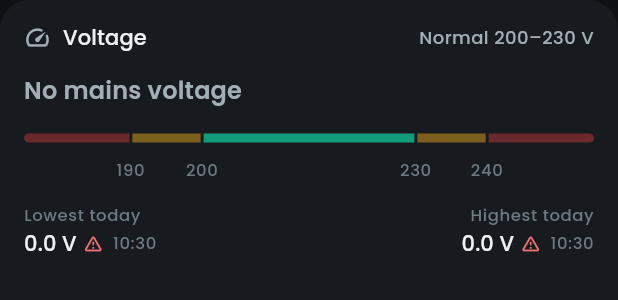
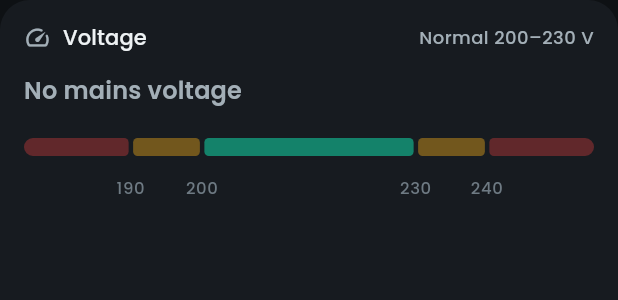
Before and after one commit to FOXSPEED99/BleuLand-Smart-Energy-Meter, a Flutter app: the VoltageCard widget shown alone on an empty page, opened directly with empty values, on a phone screen of 412 x 824 dp. Shown: the top 300 px of the screen. Run offline on Flutter 3.47's test engine with Material 3 defaults, Android fonts, the phone set to English and light mode, and no system bars; our stand-ins replace fl_chart, flutter_riverpod, go_router, shared_preferences, supabase_flutter; missing offline and left inert: esp_provisioning_ble, mobile_scanner, universal_ble; accounts and stored records are empty.

Commit message:
App: simpler voltage card, no lowest/highest, bolder bar
Fox: too many numbers, people won't know where to look.
- lowest/highest today removed from the card
- the bar is twice as thick with rounded ends; the zone the live value
  is in is bright and the others dimmed, so the eye goes straight to it
- a bigger dot with a soft shadow, and a little more space above the bar

Co-Authored-By: Claude Opus 5.5 <noreply@anthropic.com>
Claude-Session: https://claude.ai/code/session_01NsT6JB7eLs6ZCwZyGvDf38

```diff
--- a/Bleu-Land/Smart-Energy-Meter/BleuLand-Energy-App/lib/features/home/voltage_card.dart
+++ b/Bleu-Land/Smart-Energy-Meter/BleuLand-Energy-App/lib/features/home/voltage_card.dart
@@ -4,15 +4,13 @@ import 'package:flutter/material.dart';
 import 'package:intl/intl.dart';
 
 import '../../core/config.dart';
-import '../../core/format.dart';
 import '../../core/levels.dart';
 import '../../data/models.dart';
 import '../../theme/tokens.dart';
 import '../../widgets/ui.dart';
 
 /// Mains voltage: live value on a scale with the home's normal range, a
-/// plain-words status, and today's lowest and highest. The range itself is
-/// changed in Settings.
+/// plain-words status. The range itself is changed in Settings.
 class VoltageCard extends StatefulWidget {
   const VoltageCard({super.key, required this.reading, required this.meter});
   final LiveReading? reading;
@@ -49,7 +47,6 @@ class _VoltageCardState extends State<VoltageCard> {
     final status = v == null
         ? null
         : voltStatus(v, min: m.voltMin, max: m.voltMax);
-    final today = r.voltToday(now);
 
     return Padding(
       padding: const EdgeInsets.only(bottom: S.md),
@@ -100,7 +97,7 @@ class _VoltageCardState extends State<VoltageCard> {
                 if (status != null) _StatusChip(status: status),
               ],
             ),
-            const SizedBox(height: S.md),
+            const SizedBox(height: S.lg),
             _VoltScale(min: m.voltMin, max: m.voltMax, value: v),
             if (status?.advice != null) ...[
               const SizedBox(height: S.md),
@@ -125,26 +122,6 @@ class _VoltageCardState extends State<VoltageCard> {
                 ),
               ),
             ],
-            const SizedBox(height: S.md),
-            // lowest on the left edge, highest on the right edge
-            Row(
-              mainAxisAlignment: MainAxisAlignment.spaceBetween,
-              children: [
-                _DayStat(
-                  label: 'Lowest today',
-                  v: today?.min,
-                  at: today?.minAt,
-                  m: m,
-                ),
-                _DayStat(
-                  label: 'Highest today',
-                  v: today?.max,
-                  at: today?.maxAt,
-                  m: m,
-                  end: true,
-                ),
-              ],
-            ),
           ],
         ),
       ),
@@ -199,68 +176,31 @@ class _StatusChip extends StatelessWidget {
   }
 }
 
-class _DayStat extends StatelessWidget {
-  const _DayStat({
-    required this.label,
-    required this.v,
-    required this.at,
-    required this.m,
-    this.end = false,
-  });
-  final String label;
-  final bool end; // right-aligned
-  final double? v;
-  final DateTime? at;
-  final Meter m;
-
-  @override
-  Widget build(BuildContext context) {
-    final t = Theme.of(context).textTheme;
-    final value = v;
-    final s = value == null
-        ? null
-        : voltStatus(value, min: m.voltMin, max: m.voltMax);
-    return Column(
-      crossAxisAlignment: end
-          ? CrossAxisAlignment.end
-          : CrossAxisAlignment.start,
-      children: [
-        Text(label, style: t.labelSmall?.copyWith(color: C.text3)),
-        const SizedBox(height: 2),
-        Row(
-          mainAxisSize: MainAxisSize.min,
-          children: [
-            Text(value == null ? '–' : fmtVolts(value), style: t.titleSmall),
-            if (s != null && s != VoltStatus.normal) ...[
-              const SizedBox(width: 4),
-              Icon(Icons.warning_amber_rounded, size: 14, color: _color(s)),
-            ],
-            if (at != null) ...[
-              const SizedBox(width: 6),
-              Text(
-                DateFormat('HH:mm').format(at!),
-                style: t.labelSmall?.copyWith(color: C.text3),
-              ),
-            ],
-          ],
-        ),
-      ],
-    );
-  }
-}
-
-/// A horizontal scale: serious | a little low | normal | a little high | serious,
-/// with the live value as a dot.
+/// A horizontal scale: serious | a little low | normal | a little high | serious.
+/// The zone the live value is in is drawn bright, the others dimmed, with the
+/// value as a dot that glides along it.
 class _VoltScale extends StatelessWidget {
   const _VoltScale({required this.min, required this.max, this.value});
   final double min, max;
   final double? value;
+
+  static const _bar = 12.0, _dot = 22.0;
 
   @override
   Widget build(BuildContext context) {
     final lo = min - voltSeriousMargin * 2.5,
         hi = max + voltSeriousMargin * 2.5;
     final t = Theme.of(context).textTheme;
+    final v = value;
+    final zone = v == null
+        ? null
+        : switch (voltStatus(v, min: min, max: max)) {
+            VoltStatus.lowSerious => 0,
+            VoltStatus.lowMild => 1,
+            VoltStatus.normal => 2,
+            VoltStatus.highMild => 3,
+            VoltStatus.highSerious => 4,
+          };
     return LayoutBuilder(
       builder: (context, box) {
         double x(double v) =>
@@ -268,7 +208,7 @@ class _VoltScale extends StatelessWidget {
         Widget label(double v) => Positioned(
           left: x(v) - 20,
           width: 40,
-          top: 22,
+          top: _dot + S.sm,
           child: Text(
             '${v.round()}',
             textAlign: TextAlign.center,
@@ -276,29 +216,40 @@ class _VoltScale extends StatelessWidget {
           ),
         );
         return SizedBox(
-          height: 40,
+          height: _dot + S.sm + 16,
           child: Stack(
             clipBehavior: Clip.none,
             children: [
-              Positioned.fill(
-                bottom: 22,
-                child: CustomPaint(painter: _ScalePainter(lo, hi, min, max)),
+              Positioned(
+                left: 0,
+                right: 0,
+                top: (_dot - _bar) / 2,
+                height: _bar,
+                child: CustomPaint(
+                  painter: _ScalePainter(lo, hi, min, max, zone),
+                ),
               ),
-              if (value != null)
+              if (v != null)
                 TweenAnimationBuilder<double>(
-                  tween: Tween(end: x(value!)),
+                  tween: Tween(end: x(v)),
                   duration: const Duration(milliseconds: 1600),
                   curve: Curves.easeInOutCubic,
                   builder: (_, px, _) => Positioned(
-                    left: px - 7,
-                    top: 2,
+                    left: (px - _dot / 2).clamp(0.0, box.maxWidth - _dot),
+                    top: 0,
                     child: Container(
-                      width: 14,
-                      height: 14,
+                      width: _dot,
+                      height: _dot,
                       decoration: BoxDecoration(
                         color: C.text,
                         shape: BoxShape.circle,
-                        border: Border.all(color: C.surface, width: 3),
+                        border: Border.all(color: C.surface, width: 4),
+                        boxShadow: [
+                          BoxShadow(
+                            color: Colors.black.withValues(alpha: 0.35),
+                            blurRadius: 6,
+                          ),
+                        ],
                       ),
                     ),
                   ),
@@ -316,42 +267,47 @@ class _VoltScale extends StatelessWidget {
 }
 
 class _ScalePainter extends CustomPainter {
-  _ScalePainter(this.lo, this.hi, this.min, this.max);
+  _ScalePainter(this.lo, this.hi, this.min, this.max, this.active);
   final double lo, hi, min, max;
+  final int? active; // zone the live value is in; null = no live value
 
   @override
   void paint(Canvas canvas, Size size) {
     double x(double v) => ((v - lo) / (hi - lo)).clamp(0.0, 1.0) * size.width;
-    const h = 6.0;
-    final y = 9.0 - h / 2;
+    final h = size.height;
     final zones = [
-      (lo, min - voltSeriousMargin, C.critical.withValues(alpha: 0.45)),
-      (min - voltSeriousMargin, min, C.warning.withValues(alpha: 0.45)),
+      (lo, min - voltSeriousMargin, C.critical),
+      (min - voltSeriousMargin, min, C.warning),
       (min, max, C.series),
-      (max, max + voltSeriousMargin, C.warning.withValues(alpha: 0.45)),
-      (max + voltSeriousMargin, hi, C.critical.withValues(alpha: 0.45)),
+      (max, max + voltSeriousMargin, C.warning),
+      (max + voltSeriousMargin, hi, C.critical),
     ];
     for (var i = 0; i < zones.length; i++) {
       final (a, b, c) = zones[i];
-      // 2px gaps between zones keep them readable without relying on hue
-      final left = x(a) + (i == 0 ? 0 : 1),
-          right = x(b) - (i == zones.length - 1 ? 0 : 1);
+      final alpha = active == null
+          ? (i == 2 ? 0.8 : 0.4)
+          : (i == active ? 1.0 : 0.3);
+      // 3 px gaps between zones keep them readable without relying on hue
+      final left = x(a) + (i == 0 ? 0 : 1.5),
+          right = x(b) - (i == zones.length - 1 ? 0 : 1.5);
+      final r = Radius.circular(h / 2);
       final rr = RRect.fromLTRBAndCorners(
         left,
-        y,
+        0,
         right,
-        y + h,
-        topLeft: Radius.circular(i == 0 ? h / 2 : 0),
-        bottomLeft: Radius.circular(i == 0 ? h / 2 : 0),
-        topRight: Radius.circular(i == zones.length - 1 ? h / 2 : 0),
-        bottomRight: Radius.circular(i == zones.length - 1 ? h / 2 : 0),
+        h,
+        topLeft: i == 0 ? r : const Radius.circular(3),
+        bottomLeft: i == 0 ? r : const Radius.circular(3),
+        topRight: i == zones.length - 1 ? r : const Radius.circular(3),
+        bottomRight: i == zones.length - 1 ? r : const Radius.circular(3),
       );
-      canvas.drawRRect(rr, Paint()..color = c);
+      canvas.drawRRect(rr, Paint()..color = c.withValues(alpha: alpha));
     }
   }
 
   @override
-  bool shouldRepaint(_ScalePainter o) => o.min != min || o.max != max;
+  bool shouldRepaint(_ScalePainter o) =>
+      o.min != min || o.max != max || o.active != active;
 }
 
 /// Owner edits the home's normal voltage range.
```
Also changed, not shown: 1 other file.
